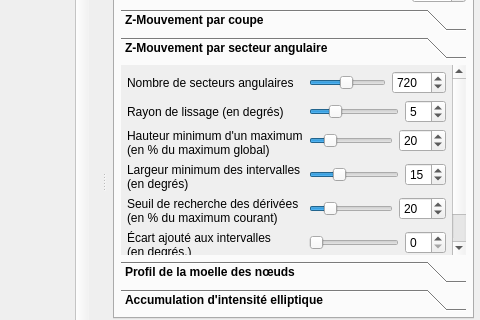
This is ui/mainwindow.ui in akrah/TKDetection as Qt 5 draws it before an edit; both pictures show x 212 to 692 and y 107 to 427 of the 692 by 561 pixel window. The edited form follows.
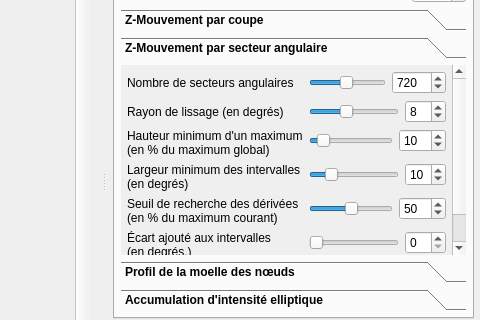
This is the edited form. The open tabs and pages were chosen to show the change. Custom widgets are drawn as their Qt base class.

```diff
--- a/ui/mainwindow.ui
+++ b/ui/mainwindow.ui
@@ -1572,8 +1572,8 @@
              <rect>
               <x>0</x>
               <y>0</y>
-              <width>375</width>
-              <height>321</height>
+              <width>388</width>
+              <height>285</height>
              </rect>
             </property>
             <attribute name="label">
@@ -1610,7 +1610,7 @@
                   <number>5</number>
                  </property>
                  <property name="value">
-                  <number>5</number>
+                  <number>8</number>
                  </property>
                  <property name="orientation">
                   <enum>Qt::Horizontal</enum>
@@ -1629,7 +1629,7 @@
                   <number>20</number>
                  </property>
                  <property name="value">
-                  <number>5</number>
+                  <number>8</number>
                  </property>
                 </widget>
                </item>
@@ -1657,7 +1657,7 @@
                   <number>100</number>
                  </property>
                  <property name="value">
-                  <number>20</number>
+                  <number>10</number>
                  </property>
                  <property name="orientation">
                   <enum>Qt::Horizontal</enum>
@@ -1676,7 +1676,7 @@
                   <number>100</number>
                  </property>
                  <property name="value">
-                  <number>20</number>
+                  <number>10</number>
                  </property>
                 </widget>
                </item>
@@ -1704,7 +1704,7 @@
                   <number>50</number>
                  </property>
                  <property name="value">
-                  <number>15</number>
+                  <number>10</number>
                  </property>
                  <property name="orientation">
                   <enum>Qt::Horizontal</enum>
@@ -1723,7 +1723,7 @@
                   <number>50</number>
                  </property>
                  <property name="value">
-                  <number>15</number>
+                  <number>10</number>
                  </property>
                 </widget>
                </item>
@@ -1751,7 +1751,7 @@
                   <number>100</number>
                  </property>
                  <property name="value">
-                  <number>20</number>
+                  <number>50</number>
                  </property>
                  <property name="orientation">
                   <enum>Qt::Horizontal</enum>
@@ -1770,7 +1770,7 @@
                   <number>100</number>
                  </property>
                  <property name="value">
-                  <number>20</number>
+                  <number>50</number>
                  </property>
                 </widget>
                </item>
```
Left out of the diff: 74 changed lines with no effect on the pictures.
